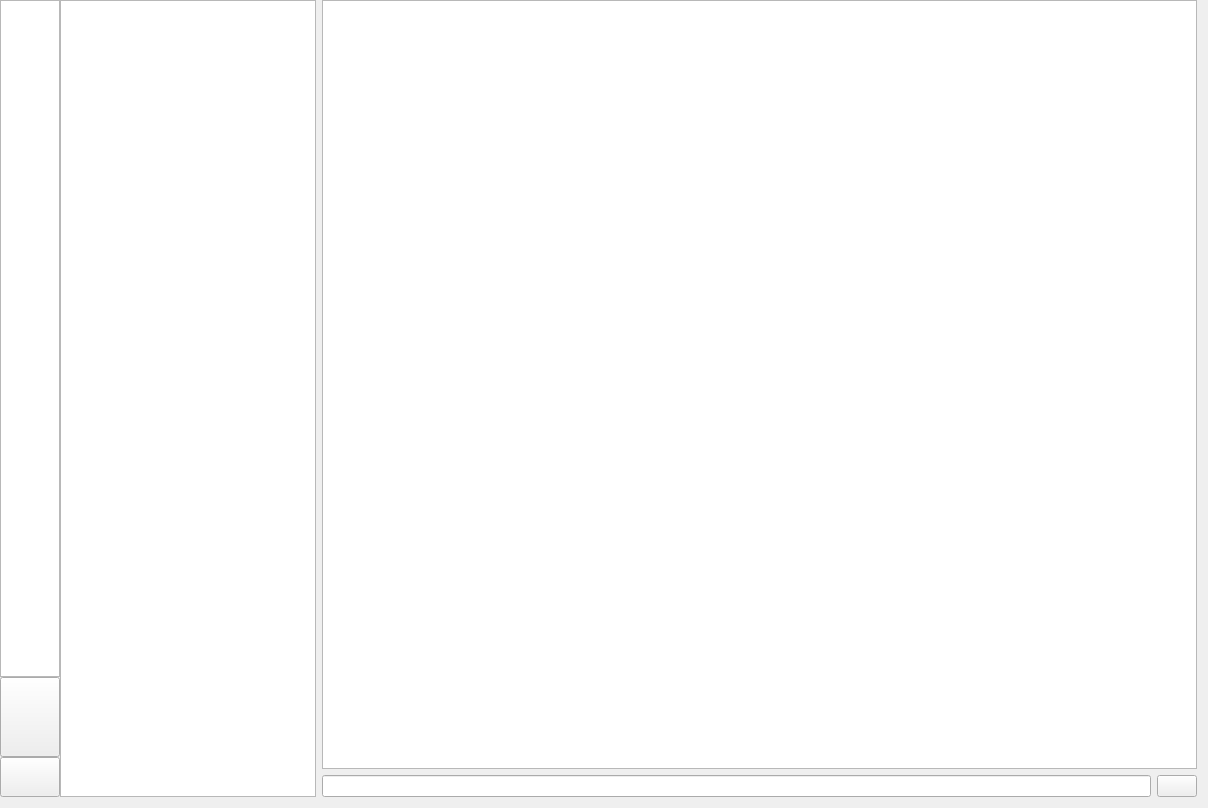
Above: src/ui/mainwidget.ui from colutius/colutius_old before the change. Below: the same form after it.
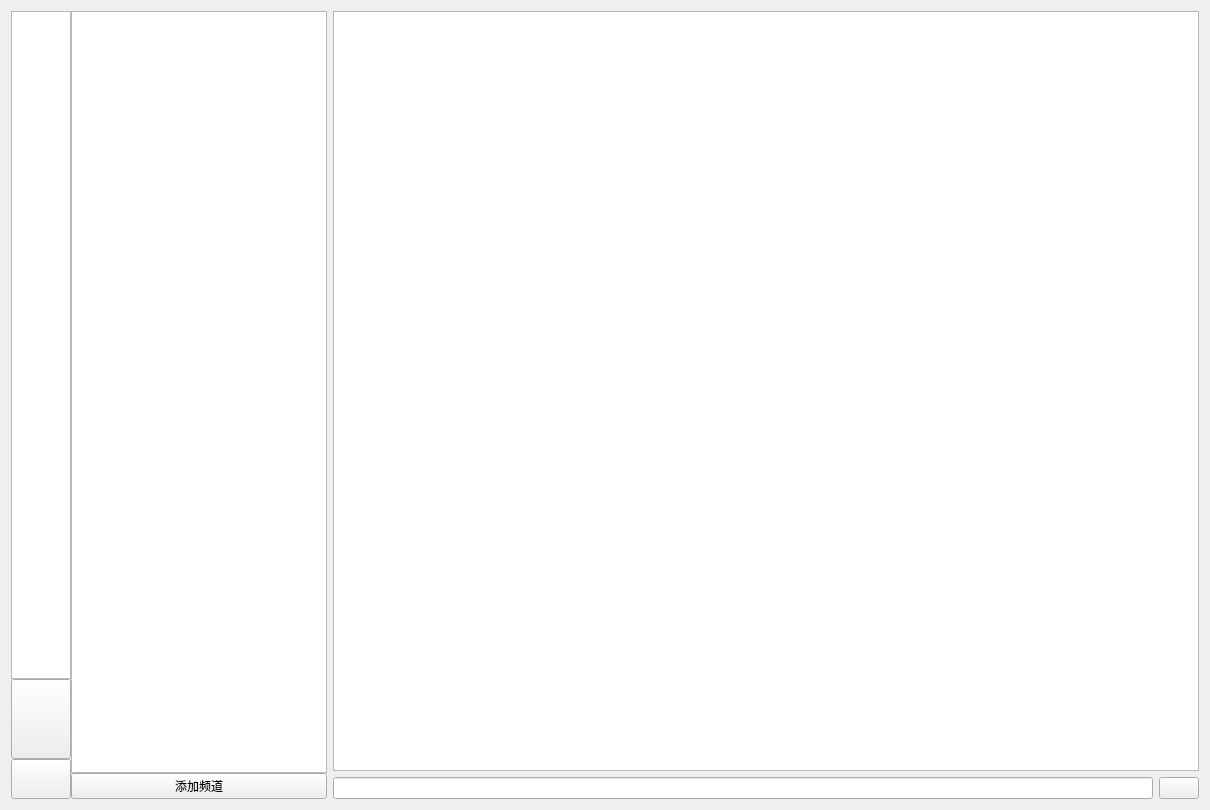
That is the form after the change.

Commit message: 回应服务器发出的PING信号，避免链接被断开

Diff of the .ui file:
```diff
--- a/src/ui/mainwidget.ui
+++ b/src/ui/mainwidget.ui
@@ -6,20 +6,14 @@
    <rect>
     <x>0</x>
     <y>0</y>
-    <width>1208</width>
-    <height>808</height>
+    <width>1210</width>
+    <height>810</height>
    </rect>
   </property>
   <property name="windowTitle">
    <string>Form</string>
   </property>
   <layout class="QGridLayout" name="gridLayout">
-   <property name="leftMargin">
-    <number>0</number>
-   </property>
-   <property name="topMargin">
-    <number>0</number>
-   </property>
    <item row="0" column="0">
     <layout class="QHBoxLayout" name="horizontalLayout_2">
      <property name="spacing">
@@ -111,6 +105,8 @@
       </layout>
      </item>
      <item>
+      <layout class="QVBoxLayout" name="verticalLayout_2">
+       <item>
       <widget class="QListWidget" name="channelList">
        <property name="sizePolicy">
         <sizepolicy hsizetype="Minimum" vsizetype="Expanding">
@@ -122,6 +118,15 @@
         <number>15</number>
        </property>
       </widget>
+       </item>
+       <item>
+        <widget class="QPushButton" name="addChannelBtn">
+         <property name="text">
+          <string>添加频道</string>
+         </property>
+        </widget>
+       </item>
+      </layout>
      </item>
     </layout>
    </item>
```
Lines whose indentation alone changed are shown as unchanged. The commit also changes 2 other files.
